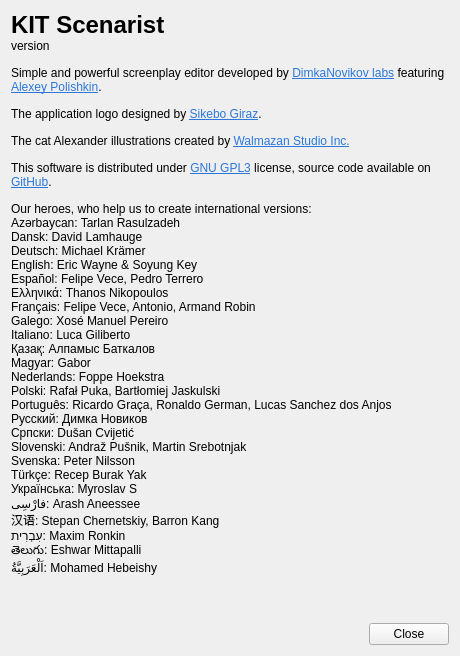
First picture: the form in src/bin/scenarist-desktop/UserInterfaceLayer/Application/AboutDialog.ui, repository dimkanovikov/KITScenarist, before the edit.
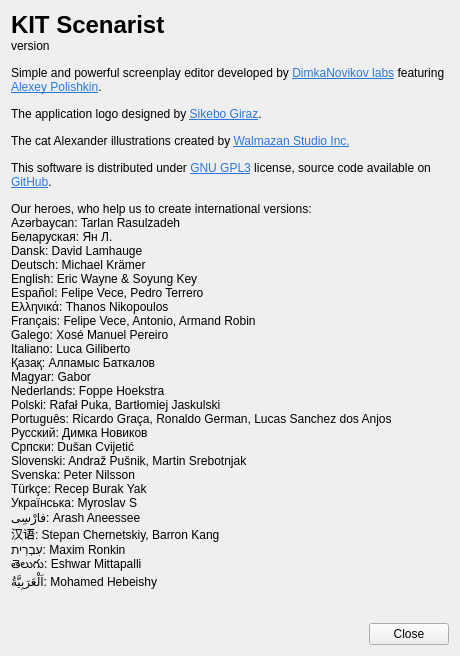
Second picture: the form after the edit.

What changed in the file:
```diff
--- a/src/bin/scenarist-desktop/UserInterfaceLayer/Application/AboutDialog.ui
+++ b/src/bin/scenarist-desktop/UserInterfaceLayer/Application/AboutDialog.ui
@@ -204,6 +204,7 @@
      </property>
      <property name="text">
       <string notr="true">Azərbaycan: Tarlan Rasulzadeh
+Беларуская: Ян Л.
 Dansk: David Lamhauge
 Deutsch: Michael Krämer
 English: Eric Wayne &amp; Soyung Key
```
